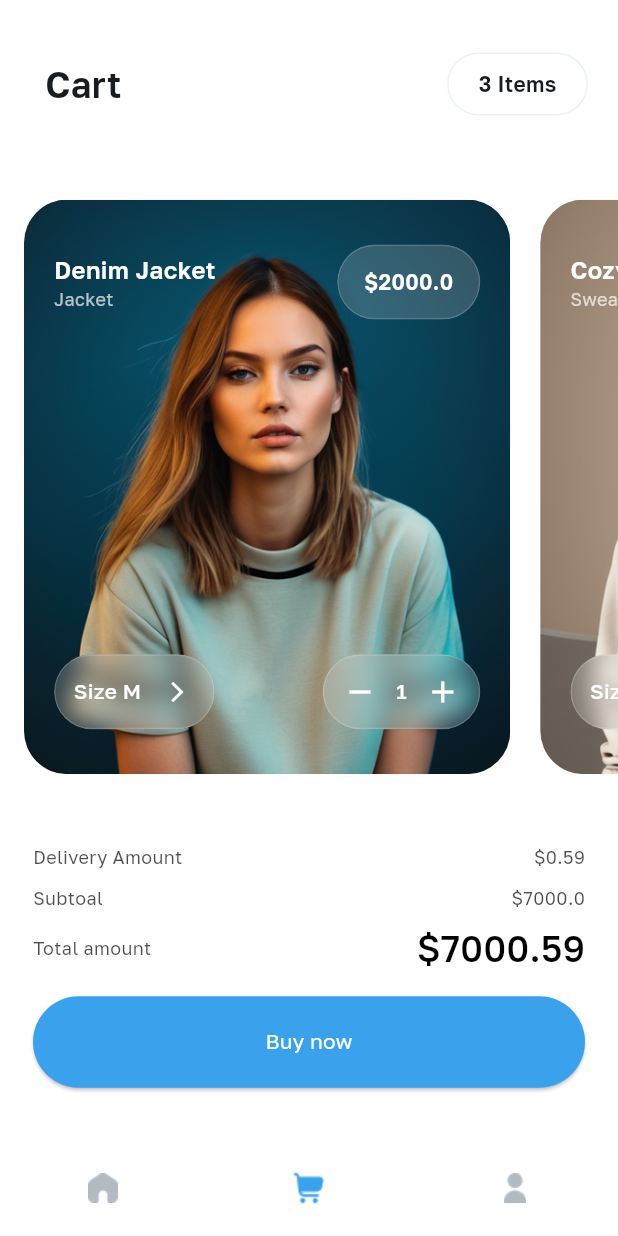
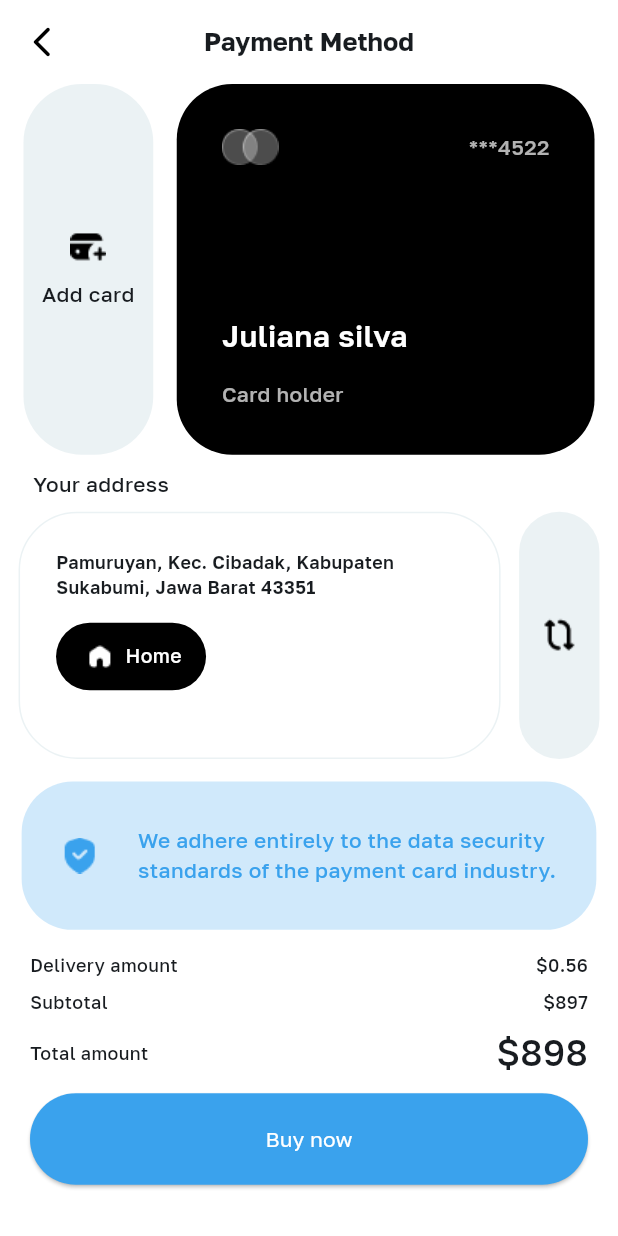
Before and after one commit to YaelAbdissa/Fashion-App-UI, a Flutter app: the screen it shows after launch, item 2 of the bottom bar chosen, after a tap on "Buy now", on a phone screen of 412 x 824 dp. Run offline on Flutter 3.47's test engine with Material 3 defaults, Android fonts, the phone set to English and light mode, and no system bars; our stand-ins replace country_picker, flutter_otp_text_field.

Commit message:
add payment method screen

```diff
--- a/lib/screens/cart_screen.dart
+++ b/lib/screens/cart_screen.dart
@@ -1,3 +1,4 @@
+import 'package:fashion_app/screens/core_screens.dart';
 import 'package:flutter/material.dart';
 
 import '../models/product_model.dart';
@@ -174,7 +175,13 @@ class _CartScreenState extends State<CartScreen> {
                   Padding(
                     padding: const EdgeInsets.symmetric(horizontal: 22),
                     child: MainButtonWidget(
-                      onPressed: () {},
+                      onPressed: () {
+                        Navigator.of(context).push(
+                          MaterialPageRoute(
+                            builder: (context) => PaymentMethodScreen(),
+                          ),
+                        );
+                      },
                       buttonText: "Buy now",
                     ),
                   ),
--- a/lib/screens/core_screens.dart
+++ b/lib/screens/core_screens.dart
@@ -14,3 +14,4 @@ export 'delivery_item_screen.dart';
 export 'order_history_screen.dart';
 export 'faq_screen.dart';
 export 'detail_screen.dart';
+export 'payment_method_screen.dart';
--- /dev/null
+++ b/lib/screens/payment_method_screen.dart
@@ -0,0 +1,349 @@
+import 'package:fashion_app/widgets/main_button_widget.dart';
+import 'package:flutter/material.dart';
+
+class PaymentMethodScreen extends StatelessWidget {
+  const PaymentMethodScreen({super.key});
+
+  @override
+  Widget build(BuildContext context) {
+    final size = MediaQuery.of(context).size;
+    return Scaffold(
+      backgroundColor: Colors.white,
+      appBar: AppBar(
+        title: const Text(
+          'Payment Method',
+          style: TextStyle(
+            fontSize: 17,
+            fontWeight: FontWeight.bold,
+          ),
+        ),
+        centerTitle: true,
+        leading: IconButton(
+          icon: const Icon(
+            Icons.arrow_back_ios_new_rounded,
+            color: Colors.black,
+          ),
+          onPressed: () {
+            Navigator.pop(context);
+          },
+        ),
+        elevation: 0,
+        backgroundColor: Colors.white,
+      ),
+      body: Column(
+        crossAxisAlignment: CrossAxisAlignment.start,
+        children: [
+          // SizedBox(height: 10),
+          Row(
+            mainAxisAlignment: MainAxisAlignment.spaceEvenly,
+            children: [
+              GestureDetector(
+                onTap: () {
+                  // Navigator.of(context).push(
+                  //   MaterialPageRoute(
+                  //     builder: (context) => ManageAccountScreen(),
+                  //   ),
+                  // );
+                },
+                child: Container(
+                  height: size.height * 0.3,
+                  width: size.width * 0.21,
+                  decoration: BoxDecoration(
+                    color: Color(0xffEBF2F4),
+                    borderRadius: BorderRadius.circular(39),
+                  ),
+                  padding: const EdgeInsets.all(10),
+                  child: Column(
+                    crossAxisAlignment: CrossAxisAlignment.center,
+                    mainAxisAlignment: MainAxisAlignment.center,
+                    children: [
+                      Image.asset("assets/icons/icon_add_credit_card.png",
+                          width: 24, height: 24),
+                      SizedBox(height: 10),
+                      Text(
+                        "Add card",
+                        style: TextStyle(
+                          fontWeight: FontWeight.w500,
+                          fontSize: 14,
+                        ),
+                        textAlign: TextAlign.center,
+                      ),
+                    ],
+                  ),
+                ),
+              ),
+              GestureDetector(
+                onTap: () {
+                  // Navigator.of(context).push(
+                  //   MaterialPageRoute(
+                  //     builder: (context) => ManageAccountScreen(),
+                  //   ),
+                  // );
+                },
+                child: Container(
+                  height: size.height * 0.3,
+                  width: size.width * 0.676,
+                  decoration: BoxDecoration(
+                    color: Colors.black,
+                    borderRadius: BorderRadius.circular(37),
+                  ),
+                  // padding: const EdgeInsets.all(15),
+                  padding:
+                      const EdgeInsets.symmetric(horizontal: 30, vertical: 30),
+                  child: Column(
+                    crossAxisAlignment: CrossAxisAlignment.start,
+                    mainAxisAlignment: MainAxisAlignment.spaceBetween,
+                    children: [
+                      Row(
+                        children: [
+                          Image.asset(
+                            "assets/icons/icon_group.png",
+                            // width: 24, height: 24,
+                          ),
+                          Spacer(),
+                          Text(
+                            "***4522",
+                            style: TextStyle(
+                              fontWeight: FontWeight.w500,
+                              color: Colors.white.withValues(alpha: 0.7),
+                              fontSize: 14,
+                            ),
+                          )
+                        ],
+                      ),
+                      Spacer(),
+                      Text(
+                        "Juliana silva",
+                        style: TextStyle(
+                          fontWeight: FontWeight.w600,
+                          fontSize: 20,
+                          color: Colors.white,
+                        ),
+                      ),
+                      SizedBox(height: 15),
+                      Text(
+                        "Card holder",
+                        style: TextStyle(
+                          fontWeight: FontWeight.w500,
+                          fontSize: 14,
+                          color: Colors.white.withValues(alpha: 0.7),
+                        ),
+                      ),
+                    ],
+                  ),
+                ),
+              ),
+            ],
+          ),
+          SizedBox(height: 10),
+          Padding(
+            padding: const EdgeInsets.only(left: 22),
+            child: Text(
+              "Your address",
+              style: TextStyle(
+                fontWeight: FontWeight.w500,
+                fontSize: 14,
+              ),
+            ),
+          ),
+          SizedBox(height: 8),
+          Row(
+            mainAxisAlignment: MainAxisAlignment.spaceEvenly,
+            children: [
+              GestureDetector(
+                onTap: () {
+                  // Navigator.of(context).push(
+                  //   MaterialPageRoute(
+                  //     builder: (context) => ManageAccountScreen(),
+                  //   ),
+                  // );
+                },
+                child: Container(
+                  height: size.height * 0.2,
+                  width: size.width * 0.78,
+                  decoration: BoxDecoration(
+                    color: Colors.white,
+                    borderRadius: BorderRadius.circular(39),
+                    border: Border.all(
+                      color: Color(0xffEBF2F4),
+                    ),
+                  ),
+                  padding:
+                      const EdgeInsets.symmetric(horizontal: 24, vertical: 24),
+                  child: Column(
+                    crossAxisAlignment: CrossAxisAlignment.start,
+                    // mainAxisAlignment: MainAxisAlignment.center,
+                    children: [
+                      Text(
+                        "Pamuruyan, Kec. Cibadak, Kabupaten Sukabumi, Jawa Barat 43351",
+                        style: TextStyle(
+                          fontWeight: FontWeight.w600,
+                          fontSize: 12,
+                        ),
+                      ),
+                      SizedBox(height: 15),
+                      Container(
+                        width: 100,
+                        height: 45,
+                        decoration: BoxDecoration(
+                          color: Colors.black,
+                          borderRadius: BorderRadius.circular(26),
+                        ),
+                        child: Row(
+                          mainAxisAlignment: MainAxisAlignment.center,
+                          children: [
+                            Image.asset(
+                              "assets/icons/icon_home_white.png",
+                              width: 25,
+                              height: 25,
+                            ),
+                            SizedBox(width: 5),
+                            Text(
+                              "Home",
+                              style: TextStyle(
+                                fontWeight: FontWeight.w500,
+                                fontSize: 13,
+                                color: Colors.white,
+                              ),
+                            )
+                          ],
+                        ),
+                      ),
+                    ],
+                  ),
+                ),
+              ),
+              GestureDetector(
+                onTap: () {},
+                child: Container(
+                  height: size.height * 0.2,
+                  width: size.width * 0.13,
+                  decoration: BoxDecoration(
+                    color: Color(0xffEBF2F4),
+                    borderRadius: BorderRadius.circular(37),
+                  ),
+                  // padding: const EdgeInsets.all(15),
+                  // padding:
+                  //     const EdgeInsets.symmetric(horizontal: 30, vertical: 30),
+                  child: Image.asset(
+                    "assets/icons/icon_arrows_repeat.png",
+                    // width: 24, height: 24,
+                  ),
+                ),
+              ),
+            ],
+          ),
+          SizedBox(height: 15),
+          Align(
+            alignment: Alignment.center,
+            child: Container(
+              // alignment: Alignment.center,
+              height: size.height * 0.12,
+              width: size.width * 0.93,
+              decoration: BoxDecoration(
+                color: Color(0xffd0e9fb),
+                borderRadius: BorderRadius.circular(34),
+              ),
+              child: Row(
+                mainAxisAlignment: MainAxisAlignment.spaceEvenly,
+                children: [
+                  Image.asset(
+                    "assets/icons/icon_shield_check.png",
+                    width: 24,
+                    height: 24,
+                  ),
+                  Text(
+                    "We adhere entirely to the data security \nstandards of the payment card industry.",
+                    style: TextStyle(
+                      fontWeight: FontWeight.w500,
+                      fontSize: 14,
+                      color: Color(0xff3AA2ED),
+                    ),
+                  )
+                ],
+              ),
+            ),
+          ),
+          SizedBox(height: 15),
+          Padding(
+            padding: EdgeInsets.symmetric(horizontal: 20),
+            child: Row(
+              mainAxisAlignment: MainAxisAlignment.spaceBetween,
+              children: [
+                Text(
+                  "Delivery amount",
+                  style: TextStyle(
+                    fontWeight: FontWeight.w500,
+                    fontSize: 12,
+                  ),
+                ),
+                Text(
+                  "\$0.56",
+                  style: TextStyle(
+                    fontWeight: FontWeight.w500,
+                    fontSize: 12,
+                  ),
+                ),
+              ],
+            ),
+          ),
+          SizedBox(height: 8),
+          Padding(
+            padding: EdgeInsets.symmetric(horizontal: 20),
+            child: Row(
+              mainAxisAlignment: MainAxisAlignment.spaceBetween,
+              children: [
+                Text(
+                  "Subtotal",
+                  style: TextStyle(
+                    fontWeight: FontWeight.w500,
+                    fontSize: 12,
+                  ),
+                ),
+                Text(
+                  "\$897",
+                  style: TextStyle(
+                    fontWeight: FontWeight.w500,
+                    fontSize: 12,
+                  ),
+                ),
+              ],
+            ),
+          ),
+          SizedBox(height: 8),
+          Padding(
+            padding: EdgeInsets.symmetric(horizontal: 20),
+            child: Row(
+              mainAxisAlignment: MainAxisAlignment.spaceBetween,
+              children: [
+                Text(
+                  "Total amount",
+                  style: TextStyle(
+                    fontWeight: FontWeight.w500,
+                    fontSize: 12,
+                  ),
+                ),
+                Text(
+                  "\$898",
+                  style: TextStyle(
+                    fontWeight: FontWeight.w500,
+                    fontSize: 24,
+                  ),
+                ),
+              ],
+            ),
+          ),
+          SizedBox(height: 10),
+          Padding(
+            padding: const EdgeInsets.symmetric(horizontal: 20),
+            child: MainButtonWidget(
+              onPressed: () {},
+              buttonText: "Buy now",
+            ),
+          ),
+          // SizedBox(height: 10),
+        ],
+      ),
+    );
+  }
+}
```
Also changed, not shown: assets/icons/icon_add_credit_card.png (added), assets/icons/icon_arrows_repeat.png (added), assets/icons/icon_group.png (added), assets/icons/icon_shield_check.png (added).
